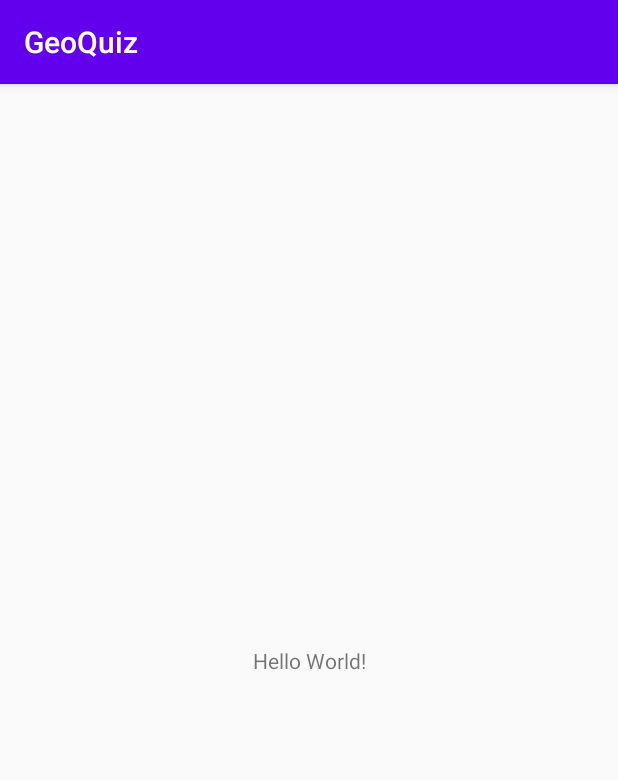
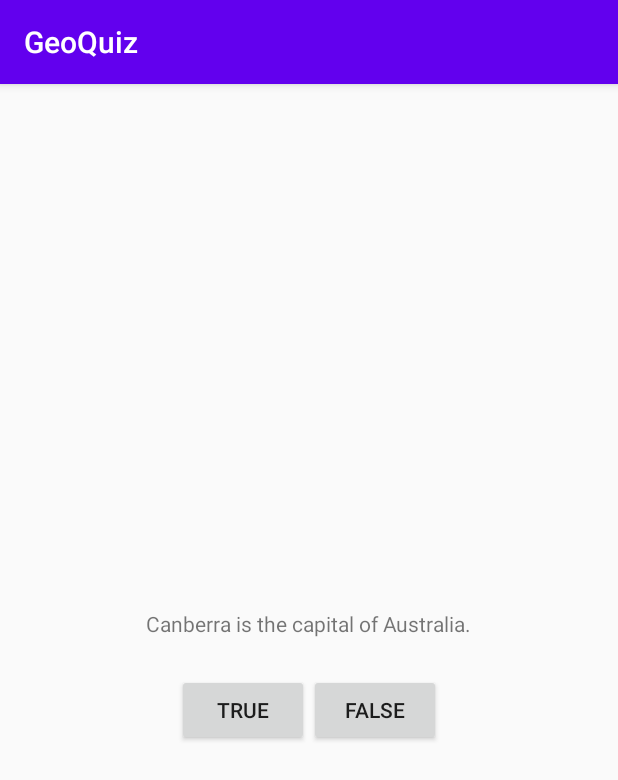
Before and after one commit to VPRCSUF/GeoQuiz_1stApp, an Android app: the screen it shows after launch (MainActivity), on a phone screen of 412 x 824 dp. Shown: the top 780 px of the screen. Run offline under Robolectric (Android 15) with nearby library versions, the phone set to English and light mode, and no system bars.

Commit message:
Progress made until pg.20. Basically created the UI.

```diff
--- a/app/src/main/res/layout/activity_main.xml
+++ b/app/src/main/res/layout/activity_main.xml
@@ -1,18 +1,31 @@
 <?xml version="1.0" encoding="utf-8"?>
-<android.support.constraint.ConstraintLayout xmlns:android="http://schemas.android.com/apk/res/android"
-    xmlns:app="http://schemas.android.com/apk/res-auto"
-    xmlns:tools="http://schemas.android.com/tools"
+<LinearLayout xmlns:android="http://schemas.android.com/apk/res/android"
     android:layout_width="match_parent"
     android:layout_height="match_parent"
-    tools:context=".MainActivity">
+    android:gravity="center"
+    android:orientation="vertical">
 
     <TextView
         android:layout_width="wrap_content"
         android:layout_height="wrap_content"
-        android:text="Hello World!"
-        app:layout_constraintBottom_toBottomOf="parent"
-        app:layout_constraintLeft_toLeftOf="parent"
-        app:layout_constraintRight_toRightOf="parent"
-        app:layout_constraintTop_toTopOf="parent" />
+        android:padding="24dp"
+        android:text="@string/question_text" />
 
-</android.support.constraint.ConstraintLayout>
+    <LinearLayout
+        android:layout_width="wrap_content"
+        android:layout_height="wrap_content"
+        android:orientation="horizontal">
+
+        <Button
+            android:layout_width="wrap_content"
+            android:layout_height="wrap_content"
+            android:text="@string/true_button" />
+
+        <Button
+            android:layout_width="wrap_content"
+            android:layout_height="wrap_content"
+            android:text="@string/false_button" />
+
+    </LinearLayout>
+
+</LinearLayout>
--- a/app/src/main/res/values/strings.xml
+++ b/app/src/main/res/values/strings.xml
@@ -1,3 +1,6 @@
 <resources>
     <string name="app_name">GeoQuiz</string>
+    <string name="question_text">Canberra is the capital of Australia.</string>
+    <string name="true_button">True</string>
+    <string name="false_button">False</string>
 </resources>
```
